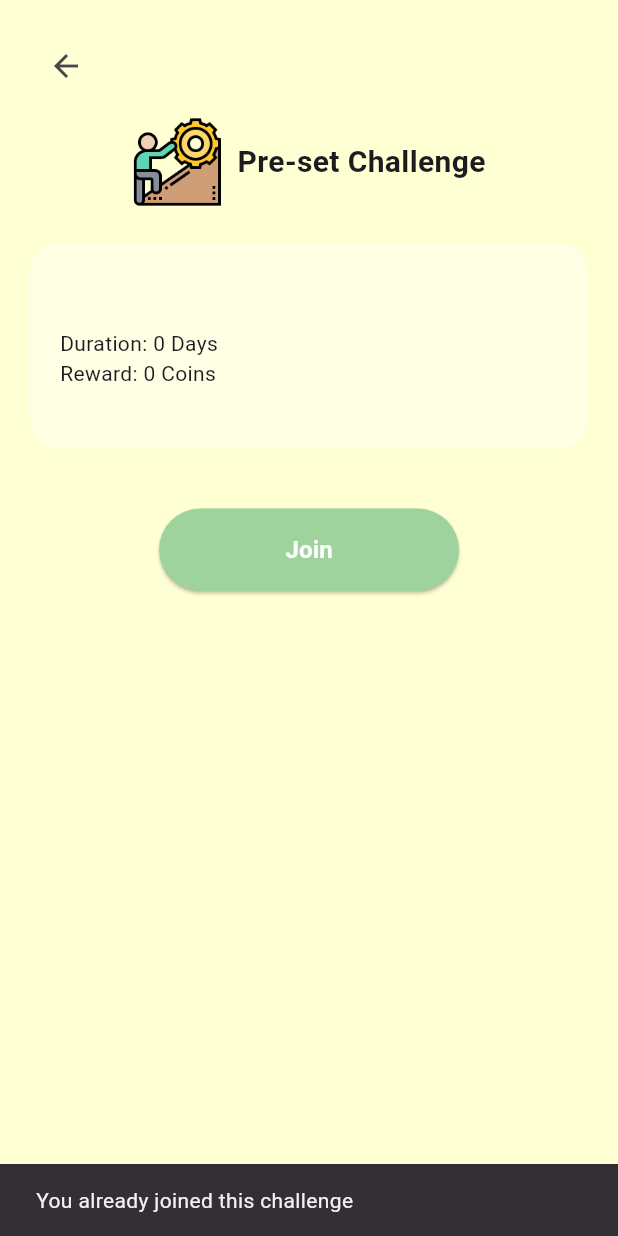
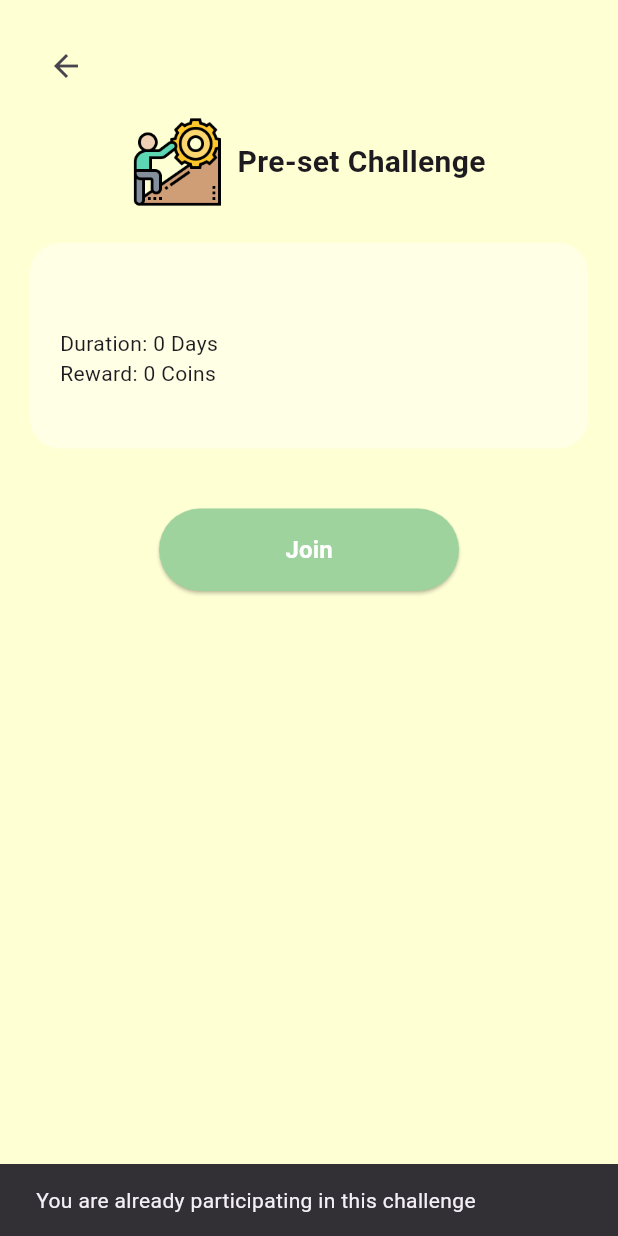
Before and after one commit to ZiYing2333-SVR/FYP_Zy, a Flutter app: the ChallengeDetailsPage screen opened directly with empty values, after a tap on "Join", on a phone screen of 412 x 824 dp. Run offline on Flutter 3.47's test engine with Material 3 defaults, Android fonts, the phone set to English and light mode, and no system bars; our stand-ins replace fl_chart, flutter_dotenv, image_picker, percent_indicator, supabase_flutter, table_calendar; missing offline and left inert: flame, google_mlkit_text_recognition; accounts and stored records are empty.

Commit message:
can join challenges again

```diff
--- a/lib/Challenge/presetChallenge_detail.dart
+++ b/lib/Challenge/presetChallenge_detail.dart
@@ -52,16 +52,18 @@ class _ChallengeDetailsPageState extends State<ChallengeDetailsPage> {
       /// optional: prevent duplicate join
       final existing = await supabase
           .from('ChallengeParticipant')
-          .select('challengeParticipantId')
+          .select()
           .eq('userId', widget.userId)
           .eq('challengeId', widget.challengeId)
+          .eq('isComplete', false)
+          .gt('endDate', DateTime.now().toIso8601String())
           .maybeSingle();
 
       if (existing != null) {
         if (!mounted) return;
         ScaffoldMessenger.of(context).showSnackBar(
           const SnackBar(
-            content: Text('You already joined this challenge'),
+            content: Text('You are already participating in this challenge'),
           ),
         );
         return;
```
